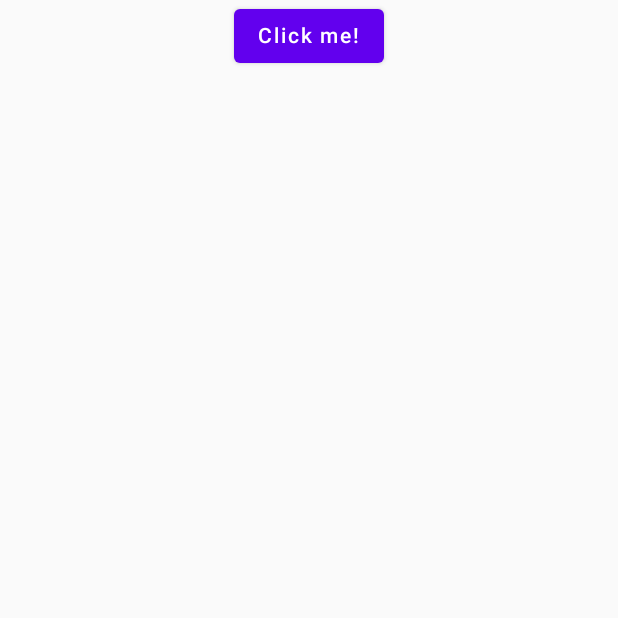
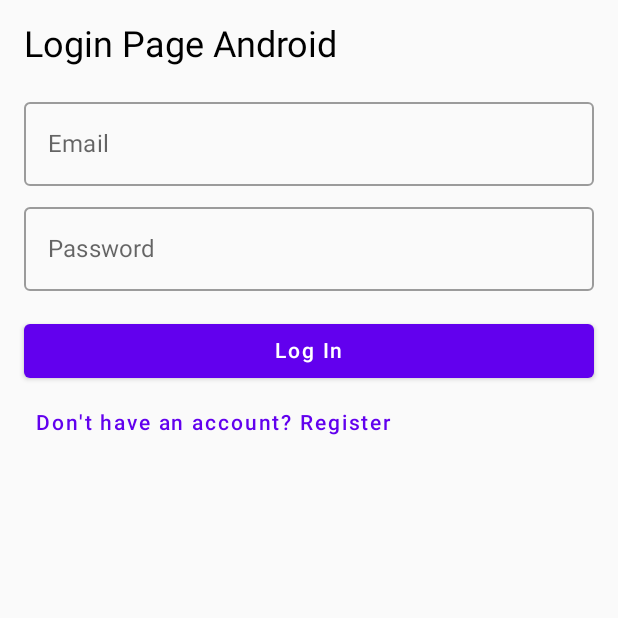
Before and after one commit to yotam4249/KotlimProjectKMM, an Android app built with Jetpack Compose: the screen it shows after launch (MainActivity before the commit, AuthActivity after it), on a phone screen of 412 x 824 dp, the top half of it. Run offline under Robolectric (Android 15) with nearby library versions, the phone set to English and light mode, and no system bars; our stand-ins replace Firebase (no records; nobody signed in at launch, a user with empty details on screens opened directly).

Commit message:
shared - android firebase auth implementation

```diff
--- a/composeApp/build.gradle.kts
+++ b/composeApp/build.gradle.kts
@@ -62,8 +62,13 @@ android {
         sourceCompatibility = JavaVersion.VERSION_11
         targetCompatibility = JavaVersion.VERSION_11
     }
+    buildFeatures {
+        compose = true
+    }
 }
 
 dependencies {
+    implementation(libs.androidx.navigation.compose)
+    implementation(libs.firebase.auth.ktx)
     debugImplementation(compose.uiTooling)
 }
--- a/composeApp/src/androidMain/kotlin/org/example/project/App.kt
+++ b/composeApp/src/androidMain/kotlin/org/example/project/Activities/App.kt
@@ -1,4 +1,4 @@
-package org.example.project
+package org.example.project.Activities
 
 import androidx.compose.animation.AnimatedVisibility
 import androidx.compose.foundation.Image
@@ -15,6 +15,7 @@ import org.jetbrains.compose.ui.tooling.preview.Preview
 
 import kotlinprojectkmm.composeapp.generated.resources.Res
 import kotlinprojectkmm.composeapp.generated.resources.compose_multiplatform
+import org.example.project.Greeting
 
 @Composable
 @Preview
--- /dev/null
+++ b/composeApp/src/androidMain/kotlin/org/example/project/Activities/AuthActivity.kt
@@ -0,0 +1,16 @@
+package org.example.project.Activities
+
+import android.os.Bundle
+import androidx.activity.ComponentActivity
+import androidx.activity.compose.setContent
+import org.example.project.navigation.AuthNavHost
+
+class AuthActivity : ComponentActivity() {
+    override fun onCreate(savedInstanceState: Bundle?) {
+        super.onCreate(savedInstanceState)
+        setContent {
+            AuthNavHost()
+        }
+    }
+
+}
--- a/composeApp/src/androidMain/kotlin/org/example/project/MainActivity.kt
+++ b/composeApp/src/androidMain/kotlin/org/example/project/Activities/MainActivity.kt
@@ -1,4 +1,4 @@
-package org.example.project
+package org.example.project.Activities
 
 import android.os.Bundle
 import androidx.activity.ComponentActivity
--- /dev/null
+++ b/composeApp/src/androidMain/kotlin/org/example/project/AuthScreens/loginScreen.kt
@@ -0,0 +1,76 @@
+package org.example.project.AuthScreens
+
+import androidx.compose.foundation.layout.Column
+import androidx.compose.foundation.layout.Spacer
+import androidx.compose.foundation.layout.fillMaxSize
+import androidx.compose.foundation.layout.fillMaxWidth
+import androidx.compose.foundation.layout.height
+import androidx.compose.foundation.layout.padding
+import androidx.compose.material.Button
+import androidx.compose.material.MaterialTheme
+import androidx.compose.material.OutlinedTextField
+import androidx.compose.material.Text
+import androidx.compose.material.TextButton
+import androidx.compose.runtime.Composable
+import androidx.compose.runtime.mutableStateOf
+import androidx.compose.runtime.remember
+import androidx.compose.ui.Modifier
+import androidx.compose.ui.unit.dp
+import androidx.compose.runtime.getValue
+import androidx.compose.runtime.setValue
+import androidx.compose.ui.tooling.preview.Preview
+
+
+@Composable
+fun loginScreen(
+    onLoginClick : (email:String , password:String) -> Unit,
+    onRegisterPageClick : () -> Unit
+)
+{
+    var email by remember { mutableStateOf("") }
+    var password by remember { mutableStateOf("") }
+
+
+    Column ( modifier = Modifier
+        .fillMaxSize()
+        .padding(16.dp)){
+        Text("Login Page Android", style = MaterialTheme.typography.h5)
+        Spacer(modifier = Modifier.height(16.dp))
+        OutlinedTextField(
+            value = email,
+            onValueChange = {email = it},
+            label = { Text("Email") },
+            singleLine = true,
+            modifier = Modifier.fillMaxWidth()
+        )
+        Spacer(modifier = Modifier.height(6.dp))
+        OutlinedTextField(
+            value = password,
+            onValueChange = { password = it },
+            label = { Text("Password") },
+            singleLine = true,
+            modifier = Modifier.fillMaxWidth()
+        )
+        Spacer(modifier = Modifier.height(16.dp))
+        Button(
+            onClick = { onLoginClick(email, password) },
+            modifier = Modifier.fillMaxWidth()
+        ) {
+            Text("Log In")
+        }
+
+        TextButton(onClick = onRegisterPageClick) {
+            Text("Don't have an account? Register")
+        }
+    }
+}
+
+
+@Preview(showBackground = true)
+@Composable
+fun LoginScreenPreview() {
+    loginScreen(
+        onLoginClick = { email, password -> println("Preview login: $email") },
+        onRegisterPageClick = { println("Preview register") }
+    )
+}
--- /dev/null
+++ b/composeApp/src/androidMain/kotlin/org/example/project/navigation/AuthNavHost.kt
@@ -0,0 +1,48 @@
+package org.example.project.navigation
+
+import android.app.Activity
+import android.content.Intent
+import androidx.compose.runtime.Composable
+import androidx.compose.runtime.remember
+import androidx.compose.runtime.rememberCoroutineScope
+import androidx.compose.ui.platform.LocalContext
+import androidx.navigation.compose.NavHost
+import androidx.navigation.compose.composable
+import androidx.navigation.compose.rememberNavController
+import com.google.firebase.auth.FirebaseAuth
+import kotlinx.coroutines.launch
+import org.example.project.Activities.MainActivity
+import org.example.project.AuthScreens.loginScreen
+import org.example.project.AuthServiceFactory
+
+
+@Composable
+fun AuthNavHost(){
+    val navController = rememberNavController()
+    val context = LocalContext.current
+    val scope = rememberCoroutineScope()
+    val authService = remember { AuthServiceFactory().create() }
+    NavHost(navController = navController, startDestination = "login"){
+        composable("login"){
+            loginScreen(
+                onLoginClick = {email, password ->
+                    scope.launch{
+                        val success = authService.login(email,password)
+                        if (success)
+                        {
+                            val intent = Intent(context,MainActivity::class.java)
+                            context.startActivity(intent)
+                            (context as? Activity)?.finish()
+                        }
+                        else{
+                            println("Login failed")
+                        }
+                    }
+                },
+                onRegisterPageClick = {
+                    navController.navigate("register")
+                }
+            )
+        }
+    }
+}
--- a/gradle/libs.versions.toml
+++ b/gradle/libs.versions.toml
@@ -14,6 +14,8 @@ androidx-test-junit = "1.2.1"
 compose-multiplatform = "1.7.3"
 junit = "4.13.2"
 kotlin = "2.1.10"
+navigationCompose = "2.8.9"
+firebaseAuthKtx = "23.2.0"
 
 [libraries]
 kotlin-test = { module = "org.jetbrains.kotlin:kotlin-test", version.ref = "kotlin" }
@@ -28,6 +30,8 @@ androidx-constraintlayout = { group = "androidx.constraintlayout", name = "const
 androidx-activity-compose = { module = "androidx.activity:activity-compose", version.ref = "androidx-activityCompose" }
 androidx-lifecycle-viewmodel = { group = "org.jetbrains.androidx.lifecycle", name = "lifecycle-viewmodel", version.ref = "androidx-lifecycle" }
 androidx-lifecycle-runtime-compose = { group = "org.jetbrains.androidx.lifecycle", name = "lifecycle-runtime-compose", version.ref = "androidx-lifecycle" }
+androidx-navigation-compose = { group = "androidx.navigation", name = "navigation-compose", version.ref = "navigationCompose" }
+firebase-auth-ktx = { group = "com.google.firebase", name = "firebase-auth-ktx", version.ref = "firebaseAuthKtx" }
 
 [plugins]
 androidApplication = { id = "com.android.application", version.ref = "agp" }
--- a/shared/build.gradle.kts
+++ b/shared/build.gradle.kts
@@ -43,3 +43,6 @@ android {
         minSdk = libs.versions.android.minSdk.get().toInt()
     }
 }
+dependencies {
+    implementation(libs.firebase.auth.ktx)
+}
--- /dev/null
+++ b/shared/src/androidMain/kotlin/org/example/project/AuthServiceFactoryAndroid.kt
@@ -0,0 +1,26 @@
+package org.example.project
+
+import com.google.firebase.auth.FirebaseAuth
+import kotlinx.coroutines.tasks.await
+
+actual class AuthServiceFactory{
+    actual fun create() : AuthService = AndroidAuthService()
+}
+
+class AndroidAuthService : AuthService {
+    private val auth = FirebaseAuth.getInstance()
+
+    override suspend fun login(email: String, password: String): Boolean {
+        return try{
+            auth.signInWithEmailAndPassword(email,password).await()
+            true
+        }catch (e:Exception)
+        {
+            false
+        }
+    }
+
+    override suspend fun logout() {
+        auth.signOut()
+    }
+}
--- /dev/null
+++ b/shared/src/commonMain/kotlin/org/example/project/AuthService.kt
@@ -0,0 +1,10 @@
+package org.example.project
+
+interface AuthService{
+    suspend fun login(email:String,password:String) : Boolean
+    suspend fun logout()
+}
+
+expect class AuthServiceFactory {
+    fun create(): AuthService
+}
```
Also changed, not shown: composeApp/src/androidMain/AndroidManifest.xml (+13 -6 lines), composeApp/src/androidMain/kotlin/org/example/project/AuthScreens/registerScreen.kt (added, +27 -0 lines), 1 other file.
